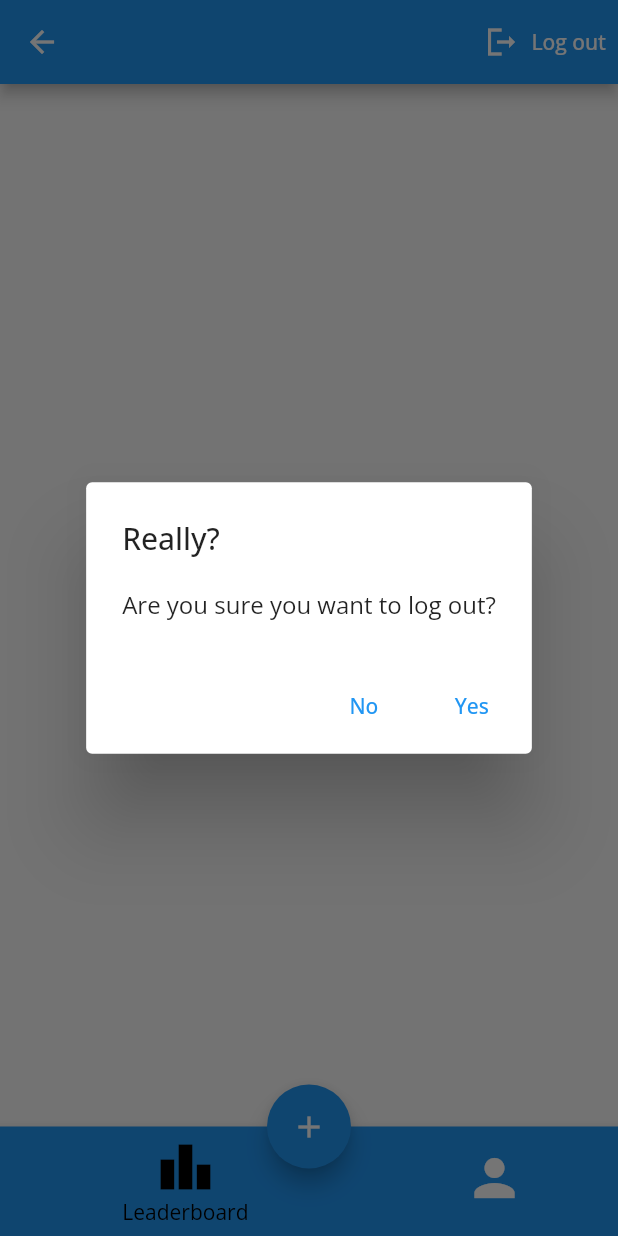
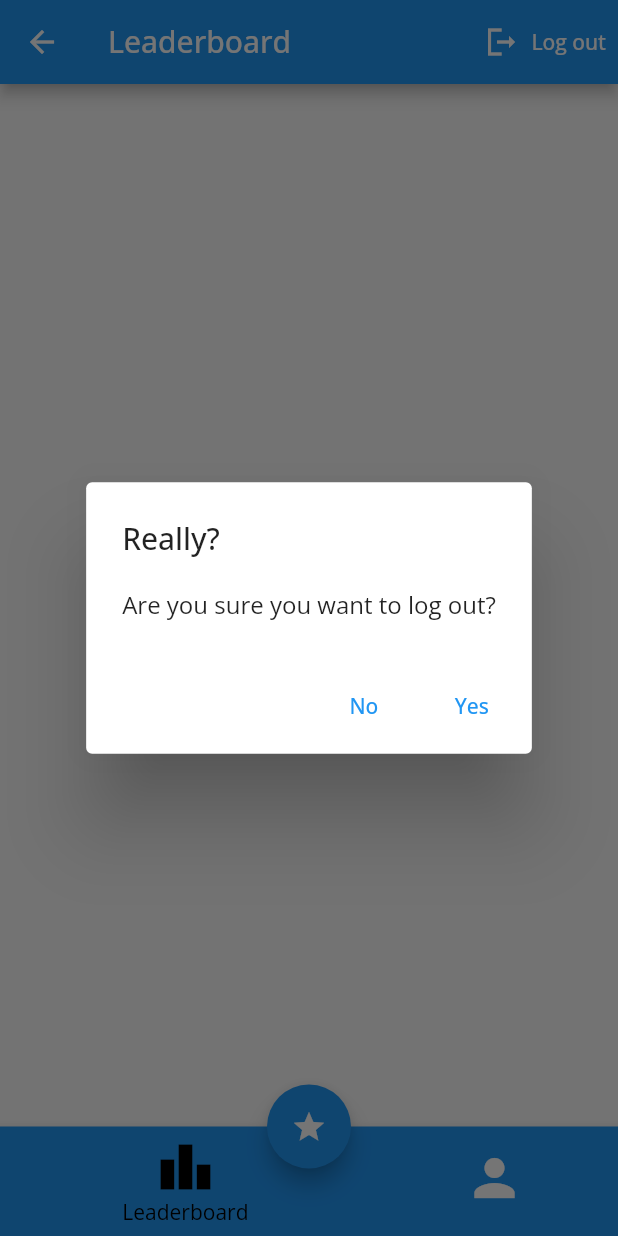
Before and after one commit to pea10164268/reward_system, a Flutter app: the TabsScreen screen opened by its route, after a tap on "Log out", on a phone screen of 412 x 824 dp. Run offline on Flutter 3.47's test engine with Material 2 defaults, Android fonts, the phone set to English and light mode, and no system bars; our stand-ins replace cloud_firestore, firebase_auth, firebase_core, google_fonts; accounts and stored records are empty.

Commit message:
Completed Application!

```diff
--- a/reward_system/lib/Tabs/Leaderboard/leaderboard.dart
+++ b/reward_system/lib/Tabs/Leaderboard/leaderboard.dart
@@ -1,3 +1,4 @@
+import 'package:cloud_firestore/cloud_firestore.dart';
 import 'package:firebase_auth/firebase_auth.dart';
 import 'package:flutter/material.dart';
 import 'package:reward_system/Login/login_screen.dart';
@@ -10,6 +11,10 @@ class Leaderboard extends StatefulWidget {
 }
 
 class _LeaderboardState extends State<Leaderboard> {
+  CollectionReference students =
+      FirebaseFirestore.instance.collection("students");
+  final _auth = FirebaseAuth.instance;
+
   Future signOut() async {
     showDialog(
         context: context,
@@ -36,12 +41,38 @@ class _LeaderboardState extends State<Leaderboard> {
         });
   }
 
-  final _auth = FirebaseAuth.instance;
+  getStudentData() {
+    return StreamBuilder(
+      stream: students.snapshots(),
+      builder: (context, AsyncSnapshot<QuerySnapshot> snapshot) {
+        if (snapshot.hasError) {
+          return const Text('Something went wrong',
+              style: TextStyle(fontSize: 30, fontWeight: FontWeight.bold));
+        }
+        if (snapshot.connectionState == ConnectionState.waiting) {
+          return const Text("Loading...");
+        }
+        return ListView.builder(
+          shrinkWrap: true,
+          itemCount: snapshot.data!.docs.length,
+          itemBuilder: (context, index) {
+            return ListTile(
+              title: Text(snapshot.data?.docs[index]['full_name']),
+              subtitle: Text(snapshot.data?.docs[index]['class_name']),
+              trailing:
+                  Text(snapshot.data!.docs[index]["no_of_stars"].toString()),
+            );
+          },
+        );
+      },
+    );
+  }
 
   @override
   Widget build(BuildContext context) {
     return Scaffold(
         appBar: AppBar(
+          title: const Text("Leaderboard"),
           actions: <Widget>[
             TextButton.icon(
               onPressed: () async {
@@ -60,6 +91,10 @@ class _LeaderboardState extends State<Leaderboard> {
             ),
           ],
         ),
-    );
+        body: SingleChildScrollView(
+          child: Column(children: [
+            getStudentData(),
+          ]),
+        ));
   }
 }
--- a/reward_system/lib/Tabs/Profile/profile_screen.dart
+++ b/reward_system/lib/Tabs/Profile/profile_screen.dart
@@ -128,7 +128,7 @@ class _ProfileScreenState extends State<ProfileScreen> {
                     ListTile(
                       title: const Text('Student list',
                           style: TextStyle(fontWeight: FontWeight.bold)),
-                      leading: const Icon(Icons.class_),
+                      leading: const Icon(Icons.person),
                       trailing: const Icon(Icons.keyboard_arrow_right),
                       onTap: () {
                         Navigator.pushNamed(context, '/student');
@@ -138,7 +138,7 @@ class _ProfileScreenState extends State<ProfileScreen> {
                     ListTile(
                       title: const Text('Add new student',
                           style: TextStyle(fontWeight: FontWeight.bold)),
-                      leading: const Icon(Icons.class_),
+                      leading: const Icon(Icons.person_add),
                       trailing: const Icon(Icons.keyboard_arrow_right),
                       onTap: () {
                         Navigator.pushNamed(context, '/student/add');
@@ -164,7 +164,7 @@ class _ProfileScreenState extends State<ProfileScreen> {
                     ListTile(
                       title: const Text('Add new teacher',
                           style: TextStyle(fontWeight: FontWeight.bold)),
-                      leading: const Icon(Icons.class_),
+                      leading: const Icon(Icons.person_add),
                       trailing: const Icon(Icons.keyboard_arrow_right),
                       onTap: () {
                         Navigator.pushNamed(context, '/teacher/add');
--- a/reward_system/lib/Tabs/Stars/create_star.dart
+++ b/reward_system/lib/Tabs/Stars/create_star.dart
@@ -24,8 +24,6 @@ class _CreateStarState extends State<CreateStar> {
   var teacher;
   var setDefaultClassroom = true;
   var classroom;
-  final CollectionReference<Map<String, dynamic>> coll =
-      FirebaseFirestore.instance.collection("students");
 
   @override
   void dispose() {
@@ -35,12 +33,11 @@ class _CreateStarState extends State<CreateStar> {
   }
 
   Future<void> addStar() async {
-    FirebaseFirestore.instance.collection("student").add({
+    FirebaseFirestore.instance.collection("stars").add({
       'full_name': student,
       'description': _descriptionController.text,
       'class_achieved': classroom,
       'awarded_by': teacher,
-      'no_of_stars': FieldValue.increment(1),
     });
   }
 
--- a/reward_system/lib/Tabs/Tabs.dart
+++ b/reward_system/lib/Tabs/Tabs.dart
@@ -62,7 +62,7 @@ class _TabsScreenState extends State<TabsScreen> {
       ),
       floatingActionButtonLocation: FloatingActionButtonLocation.centerDocked,
       floatingActionButton: FloatingActionButton(
-          child: const Icon(Icons.add),
+          child: const Icon(Icons.star),
           onPressed: () {
             Navigator.pushNamed(context, '/star/add');
           }),
```
Also changed, not shown: reward_system/lib/Tabs/Student/create_student.dart (+8 -1 lines), reward_system/lib/Tabs/Student/student_list.dart (+6 -2 lines). Lines whose indentation alone changed are shown as unchanged.
